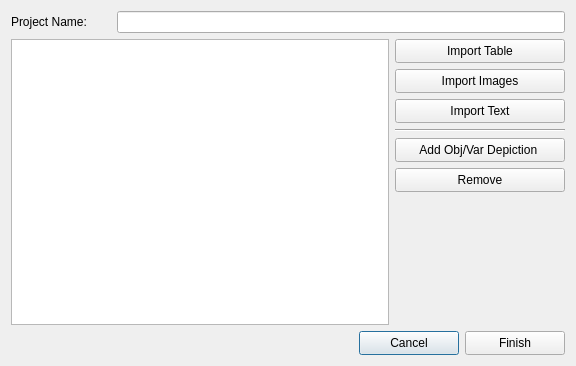
The window that src/Dialogs/ProjectManager.ui (gmrandazzo/QStudioMetrics) describes before a commit, drawn with Qt 5.
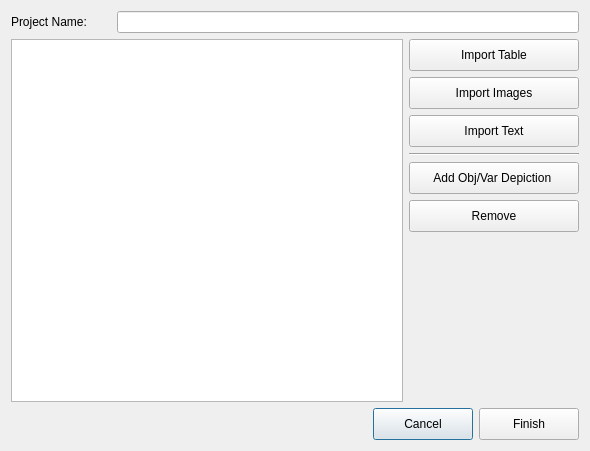
The same window after the commit.

```diff
--- a/src/Dialogs/ProjectManager.ui
+++ b/src/Dialogs/ProjectManager.ui
@@ -9,8 +9,8 @@
    <rect>
     <x>0</x>
     <y>0</y>
-    <width>576</width>
-    <height>366</height>
+    <width>590</width>
+    <height>451</height>
    </rect>
   </property>
   <property name="minimumSize">
@@ -52,13 +52,13 @@
        <property name="minimumSize">
         <size>
          <width>100</width>
-         <height>24</height>
+         <height>32</height>
         </size>
        </property>
        <property name="maximumSize">
         <size>
          <width>100</width>
-         <height>24</height>
+         <height>32</height>
         </size>
        </property>
        <property name="text">
@@ -71,13 +71,13 @@
        <property name="minimumSize">
         <size>
          <width>100</width>
-         <height>24</height>
+         <height>32</height>
         </size>
        </property>
        <property name="maximumSize">
         <size>
          <width>100</width>
-         <height>24</height>
+         <height>32</height>
         </size>
        </property>
        <property name="text">
@@ -121,13 +121,13 @@
      <property name="minimumSize">
       <size>
        <width>170</width>
-       <height>24</height>
+       <height>32</height>
       </size>
      </property>
      <property name="maximumSize">
       <size>
        <width>170</width>
-       <height>24</height>
+       <height>32</height>
       </size>
      </property>
      <property name="text">
@@ -140,13 +140,13 @@
      <property name="minimumSize">
       <size>
        <width>170</width>
-       <height>24</height>
+       <height>32</height>
       </size>
      </property>
      <property name="maximumSize">
       <size>
        <width>170</width>
-       <height>24</height>
+       <height>32</height>
       </size>
      </property>
      <property name="text">
@@ -159,13 +159,13 @@
      <property name="minimumSize">
       <size>
        <width>170</width>
-       <height>24</height>
+       <height>32</height>
       </size>
      </property>
      <property name="maximumSize">
       <size>
        <width>170</width>
-       <height>24</height>
+       <height>32</height>
       </size>
      </property>
      <property name="text">
@@ -194,13 +194,13 @@
      <property name="minimumSize">
       <size>
        <width>170</width>
-       <height>24</height>
+       <height>32</height>
       </size>
      </property>
      <property name="maximumSize">
       <size>
        <width>170</width>
-       <height>24</height>
+       <height>32</height>
       </size>
      </property>
      <property name="text">
@@ -213,13 +213,13 @@
      <property name="minimumSize">
       <size>
        <width>170</width>
-       <height>24</height>
+       <height>32</height>
       </size>
      </property>
      <property name="maximumSize">
       <size>
        <width>170</width>
-       <height>24</height>
+       <height>32</height>
       </size>
      </property>
      <property name="text">
```
